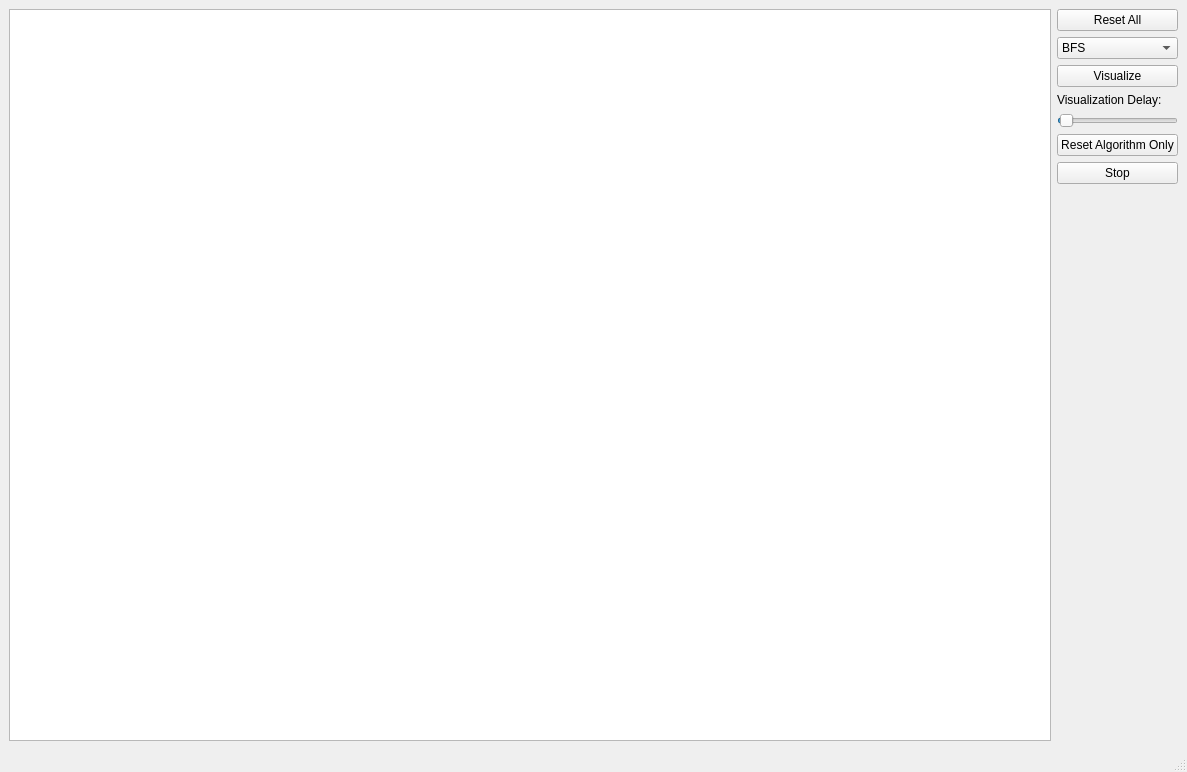
Old version of the form mainwindow.ui in the repository osamamuhammad3623/graph_algorithms_visualizer.
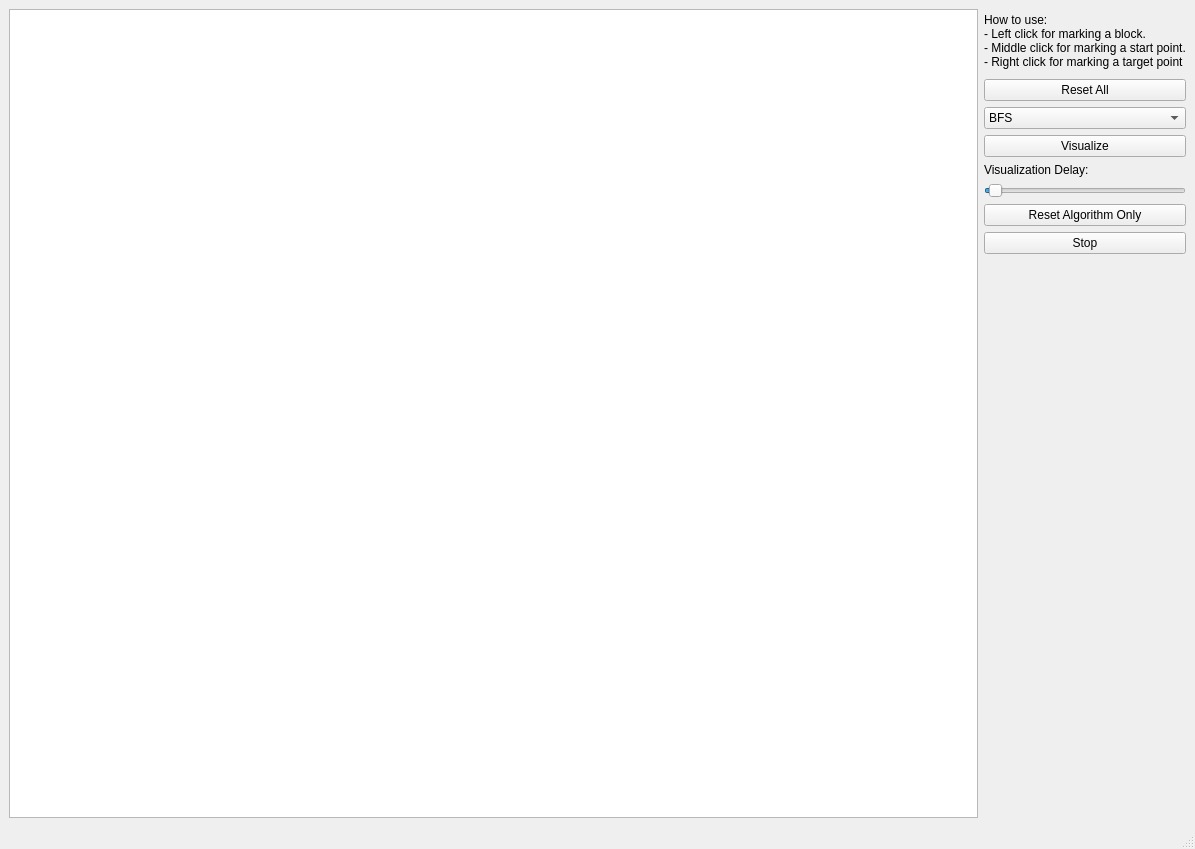
New version of the form.

Commit message:
- add how-to-use label
- modify start point without refreshing the whole scene

```diff
--- a/mainwindow.ui
+++ b/mainwindow.ui
@@ -6,8 +6,8 @@
    <rect>
     <x>0</x>
     <y>0</y>
-    <width>1187</width>
-    <height>772</height>
+    <width>1195</width>
+    <height>849</height>
    </rect>
   </property>
   <property name="windowTitle">
@@ -15,20 +15,21 @@
   </property>
   <widget class="QWidget" name="centralwidget">
    <layout class="QGridLayout" name="gridLayout">
-    <item row="3" column="1">
-     <widget class="QLabel" name="label">
-      <property name="sizePolicy">
-       <sizepolicy hsizetype="Preferred" vsizetype="Maximum">
-        <horstretch>0</horstretch>
-        <verstretch>0</verstretch>
-       </sizepolicy>
+    <item row="7" column="1">
+     <widget class="QPushButton" name="stop_visualization">
+      <property name="text">
+       <string>Stop</string>
       </property>
+     </widget>
+    </item>
+    <item row="6" column="1">
+     <widget class="QPushButton" name="reset_algorithm">
       <property name="text">
-       <string>Visualization Delay:</string>
+       <string>Reset Algorithm Only</string>
       </property>
      </widget>
     </item>
-    <item row="1" column="1">
+    <item row="2" column="1">
      <widget class="QComboBox" name="algorithm">
       <property name="layoutDirection">
        <enum>Qt::LeftToRight</enum>
@@ -55,14 +56,27 @@
       </item>
      </widget>
     </item>
-    <item row="7" column="1">
-     <widget class="QLabel" name="steps_label">
+    <item row="3" column="1">
+     <widget class="QPushButton" name="go">
       <property name="text">
-       <string/>
+       <string>Visualize</string>
       </property>
      </widget>
     </item>
-    <item row="0" column="1">
+    <item row="4" column="1">
+     <widget class="QLabel" name="label">
+      <property name="sizePolicy">
+       <sizepolicy hsizetype="Preferred" vsizetype="Maximum">
+        <horstretch>0</horstretch>
+        <verstretch>0</verstretch>
+       </sizepolicy>
+      </property>
+      <property name="text">
+       <string>Visualization Delay:</string>
+      </property>
+     </widget>
+    </item>
+    <item row="1" column="1">
      <widget class="QPushButton" name="start_btn">
       <property name="text">
        <string>Reset All</string>
@@ -70,16 +84,6 @@
      </widget>
     </item>
     <item row="5" column="1">
-     <widget class="QPushButton" name="reset_algorithm">
-      <property name="text">
-       <string>Reset Algorithm Only</string>
-      </property>
-     </widget>
-    </item>
-    <item row="0" column="0" rowspan="12">
-     <widget class="QGraphicsView" name="graphicsView"/>
-    </item>
-    <item row="4" column="1">
      <widget class="QSlider" name="speed">
       <property name="sizePolicy">
        <sizepolicy hsizetype="Minimum" vsizetype="Fixed">
@@ -101,17 +105,23 @@
       </property>
      </widget>
     </item>
-    <item row="6" column="1">
-     <widget class="QPushButton" name="stop_visualization">
+    <item row="0" column="1">
+     <widget class="QLabel" name="label_2">
       <property name="text">
-       <string>Stop</string>
+       <string>How to use:
+- Left click for marking a block.
+- Middle click for marking a start point.
+- Right click for marking a target point</string>
       </property>
      </widget>
     </item>
-    <item row="2" column="1">
-     <widget class="QPushButton" name="go">
+    <item row="0" column="0" rowspan="16">
+     <widget class="QGraphicsView" name="graphicsView"/>
+    </item>
+    <item row="8" column="1">
+     <widget class="QLabel" name="steps_label">
       <property name="text">
-       <string>Visualize</string>
+       <string/>
       </property>
      </widget>
     </item>
```
Left out of the diff: 2 changed lines with no effect on the pictures. The commit also changes 1 other file.
